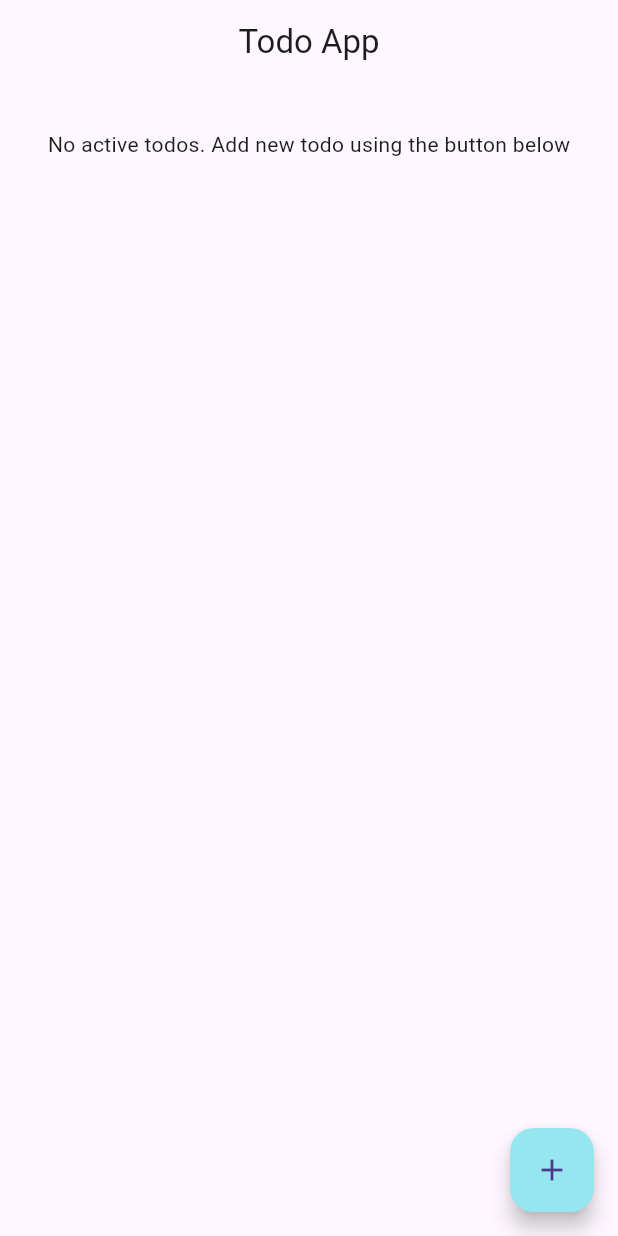
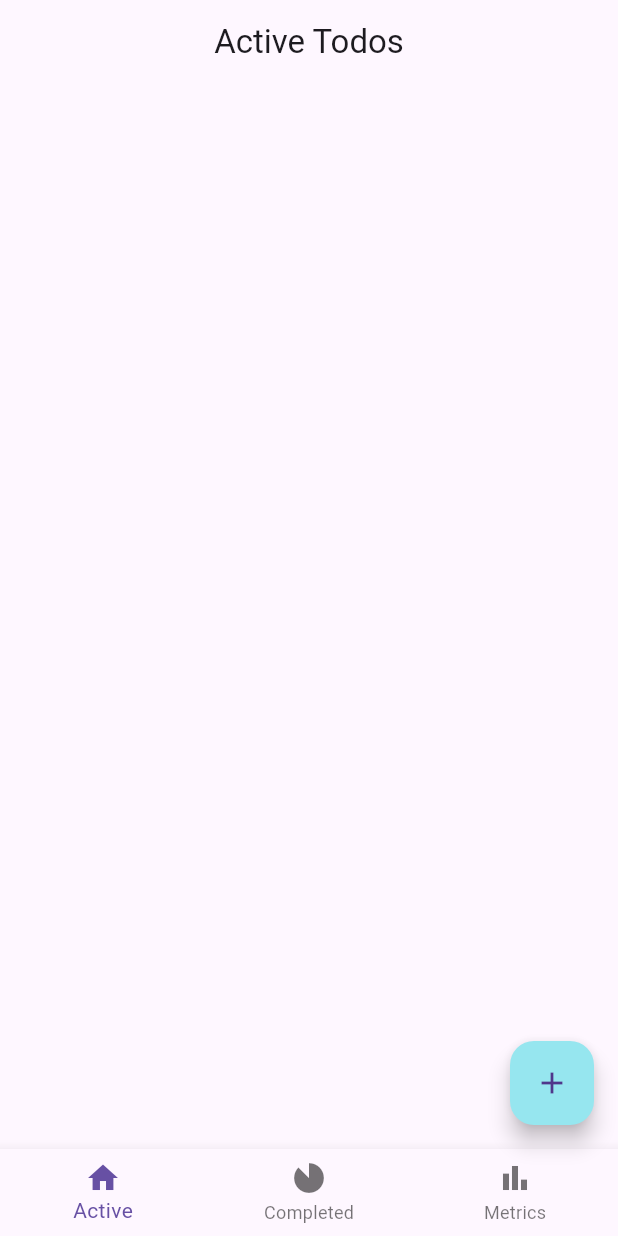
Before and after one commit to akshkin/flutter-todo, a Flutter app: the screen it shows after launch, on a phone screen of 412 x 824 dp. Run offline on Flutter 3.47's test engine with Material 3 defaults, Android fonts, the phone set to English and light mode, and no system bars; our stand-ins replace flutter_riverpod, flutter_slidable, page_transition.

Commit message:
Add bottom bar
Create ActiveTodos and Metrics pages

```diff
--- /dev/null
+++ b/lib/pages/active.dart
@@ -0,0 +1,75 @@
+import 'package:flutter/material.dart';
+import 'package:flutter_riverpod/flutter_riverpod.dart';
+import 'package:flutter_slidable/flutter_slidable.dart';
+import 'package:todo/components/todo.dart';
+import 'package:todo/models/todo.dart';
+import 'package:todo/providers/todo.provider.dart';
+
+class ActiveTodos extends ConsumerWidget {
+  const ActiveTodos({super.key});
+
+  @override
+  Widget build(BuildContext context, WidgetRef ref) {
+    List<Todo> todos = ref.watch(todoProvider);
+    List<Todo> activeTodos =
+        todos.where((todo) => todo.completed == false).toList();
+
+    return Scaffold(
+      appBar: AppBar(
+        title: const Text('Active Todos'),
+      ),
+      body: ListView.builder(
+        itemCount: activeTodos.length,
+        itemBuilder: (context, index) {
+          if (activeTodos.isEmpty) {
+            return const Padding(
+              padding: EdgeInsets.fromLTRB(8, 30, 8, 0),
+              child: Center(
+                child: Column(
+                  children: [
+                    Text(
+                        "No active todos. Add new todo using the button below"),
+                  ],
+                ),
+              ),
+            );
+          } else {
+            return Slidable(
+              startActionPane: ActionPane(
+                motion: const ScrollMotion(),
+                children: [
+                  SlidableAction(
+                    onPressed: (context) {
+                      ref
+                          .watch(todoProvider.notifier)
+                          .deleteTodo(activeTodos[index].todoId);
+                    },
+                    backgroundColor: Colors.red,
+                    borderRadius: BorderRadius.circular(10),
+                    icon: Icons.delete,
+                  )
+                ],
+              ),
+              endActionPane: ActionPane(
+                motion: const ScrollMotion(),
+                children: [
+                  SlidableAction(
+                    onPressed: (context) {
+                      ref
+                          .watch(todoProvider.notifier)
+                          .completedTodo(activeTodos[index].todoId);
+                    },
+                    backgroundColor: Colors.green,
+                    borderRadius: BorderRadius.circular(10),
+                    icon: Icons.check_box_outline_blank,
+                  )
+                ],
+              ),
+              child: TodoItem(index: index, todos: activeTodos),
+            );
+          }
+        },
+      ),
+    );
+  }
+}
--- a/lib/pages/home.dart
+++ b/lib/pages/home.dart
@@ -1,123 +1,67 @@
 import 'package:flutter/material.dart';
-import 'package:flutter_riverpod/flutter_riverpod.dart';
-import 'package:flutter_slidable/flutter_slidable.dart';
 import 'package:page_transition/page_transition.dart';
-import 'package:todo/components/todo.dart';
-import 'package:todo/models/todo.dart';
+import 'package:todo/pages/active.dart';
 import 'package:todo/pages/add.dart';
 import 'package:todo/pages/completed.dart';
-import 'package:todo/providers/todo.provider.dart';
+import 'package:todo/pages/metrics.dart';
 
-class MyHomePage extends ConsumerWidget {
+class MyHomePage extends StatefulWidget {
   const MyHomePage({super.key});
 
   @override
-  Widget build(BuildContext context, WidgetRef ref) {
-    List<Todo> todos = ref.watch(todoProvider);
-    List<Todo> activeTodos =
-        todos.where((todo) => todo.completed == false).toList();
-    List<Todo> completedTodos =
-        todos.where((todo) => todo.completed == true).toList();
+  State<StatefulWidget> createState() => _MyHomePageState();
+}
 
+class _MyHomePageState extends State<MyHomePage> {
+  int _selectedIndex = 0;
+
+  static const List<Widget> _pages = [
+    ActiveTodos(),
+    CompletedTodos(),
+    Metrics()
+  ];
+
+  @override
+  Widget build(BuildContext context) {
     return Scaffold(
-      appBar: AppBar(
-        title: const Text('Todo App'),
+      body: Center(
+        child: _pages.elementAt(_selectedIndex),
       ),
-      body: ListView.builder(
-          itemCount: activeTodos.length + 1,
-          itemBuilder: (context, index) {
-            if (activeTodos.isEmpty) {
-              return Padding(
-                padding: const EdgeInsets.fromLTRB(8, 30, 8, 0),
-                child: Center(
-                  child: Column(
-                    children: [
-                      const Text(
-                          "No active todos. Add new todo using the button below"),
-                      completedTodos.isNotEmpty
-                          ? TextButton(
-                              onPressed: () => Navigator.of(context).push(
-                                PageTransition(
-                                  type: PageTransitionType.leftToRight,
-                                  duration: const Duration(milliseconds: 400),
-                                  reverseDuration:
-                                      const Duration(milliseconds: 400),
-                                  child: const CompletedTodos(),
-                                ),
-                              ),
-                              child: const Text("Completed todos"),
-                            )
-                          : Container()
-                    ],
-                  ),
-                ),
-              );
-            } else if (index == activeTodos.length) {
-              if (completedTodos.isEmpty) {
-                return Container();
-              } else {
-                return Center(
-                  child: TextButton(
-                    onPressed: () => Navigator.of(context).push(
-                      PageTransition(
-                          type: PageTransitionType.leftToRight,
-                          duration: const Duration(milliseconds: 400),
-                          reverseDuration: const Duration(milliseconds: 400),
-                          child: const CompletedTodos()),
-                    ),
-                    child: const Text("Completed todos"),
-                  ),
-                );
-              }
-            } else {
-              return Slidable(
-                startActionPane: ActionPane(
-                  motion: const ScrollMotion(),
-                  children: [
-                    SlidableAction(
-                      onPressed: (context) {
-                        ref
-                            .watch(todoProvider.notifier)
-                            .deleteTodo(activeTodos[index].todoId);
-                      },
-                      backgroundColor: Colors.red,
-                      borderRadius: BorderRadius.circular(10),
-                      icon: Icons.delete,
-                    )
-                  ],
-                ),
-                endActionPane: ActionPane(
-                  motion: const ScrollMotion(),
-                  children: [
-                    SlidableAction(
-                      onPressed: (context) {
-                        ref
-                            .watch(todoProvider.notifier)
-                            .completedTodo(activeTodos[index].todoId);
-                      },
-                      backgroundColor: Colors.green,
-                      borderRadius: BorderRadius.circular(10),
-                      icon: Icons.check_box_outline_blank,
-                    )
-                  ],
-                ),
-                child: TodoItem(index: index, todos: activeTodos),
-              );
-            }
-          }),
       floatingActionButton: FloatingActionButton(
         onPressed: () {
           Navigator.of(context).push(
             PageTransition(
-                type: PageTransitionType.bottomToTop,
-                duration: const Duration(milliseconds: 400),
-                reverseDuration: const Duration(milliseconds: 400),
-                child: const AddTodo()),
+              type: PageTransitionType.bottomToTop,
+              duration: const Duration(milliseconds: 400),
+              reverseDuration: const Duration(milliseconds: 400),
+              child: const AddTodo(),
+            ),
           );
         },
         tooltip: 'Increment',
-        // foregroundColor: const Color.fromARGB(255, 20, 4, 27),
         child: const Icon(Icons.add),
+      ),
+      bottomNavigationBar: BottomNavigationBar(
+        items: const [
+          BottomNavigationBarItem(
+            icon: Icon(Icons.home),
+            label: 'Active',
+          ),
+          BottomNavigationBarItem(
+              icon: Icon(Icons.incomplete_circle),
+              label: 'Completed',
+              activeIcon: Icon(Icons.incomplete_circle_sharp)),
+          BottomNavigationBarItem(
+            icon: Icon(Icons.bar_chart),
+            label: 'Metrics',
+          ),
+        ],
+        onTap: (value) => {
+          setState(() {
+            _selectedIndex = value;
+          })
+        },
+        currentIndex: _selectedIndex,
       ),
     );
   }
--- /dev/null
+++ b/lib/pages/metrics.dart
@@ -0,0 +1,10 @@
+import 'package:flutter/material.dart';
+
+class Metrics extends StatelessWidget {
+  const Metrics({super.key});
+
+  @override
+  Widget build(BuildContext context) {
+    return Container();
+  }
+}
```
Also changed, not shown: lib/components/todo.dart (+2 -6 lines).
